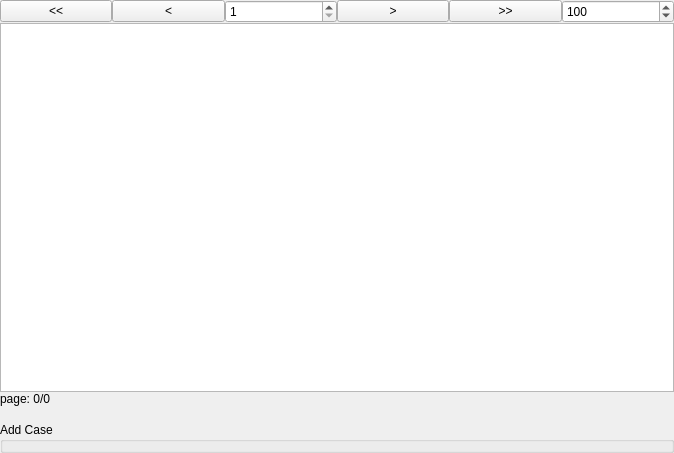
Before: the Qt Designer form widgets/ScrollTableWidget.ui in cykusz/rejestr, drawn with Qt 5.
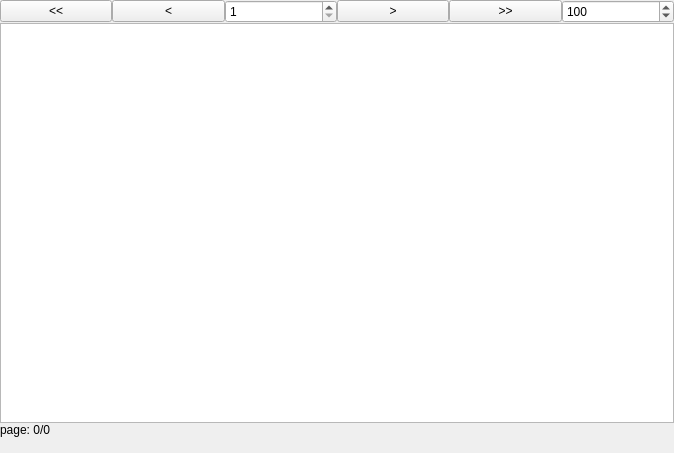
After: the same form once the commit is applied. Custom widgets are drawn as their Qt base class.

Commit message: split ScrollTableWidget and CaseInAddWidget

```diff
--- a/widgets/ScrollTableWidget.ui
+++ b/widgets/ScrollTableWidget.ui
@@ -100,40 +100,6 @@
      </property>
     </widget>
    </item>
-   <item row="4" column="0" colspan="6">
-    <widget class="QGroupBox" name="groupBox">
-     <property name="minimumSize">
-      <size>
-       <width>0</width>
-       <height>0</height>
-      </size>
-     </property>
-     <property name="title">
-      <string>Add Case</string>
-     </property>
-     <property name="flat">
-      <bool>false</bool>
-     </property>
-     <property name="checkable">
-      <bool>false</bool>
-     </property>
-     <layout class="QGridLayout" name="gridLayout_2">
-      <property name="margin">
-       <number>0</number>
-      </property>
-      <item row="0" column="0">
-       <widget class="CaseInAddWidget" name="widget" native="true">
-        <property name="minimumSize">
-         <size>
-          <width>0</width>
-          <height>0</height>
-         </size>
-        </property>
-       </widget>
-      </item>
-     </layout>
-    </widget>
-   </item>
   </layout>
  </widget>
  <customwidgets>
@@ -142,12 +108,6 @@
    <extends>QTableView</extends>
    <header>widgets/RejestrTableView.h</header>
   </customwidget>
-  <customwidget>
-   <class>CaseInAddWidget</class>
-   <extends>QWidget</extends>
-   <header>widgets/CaseInAddWidget.h</header>
-   <container>1</container>
-  </customwidget>
  </customwidgets>
  <resources/>
  <connections/>
```
The commit also changes 12 other files.
